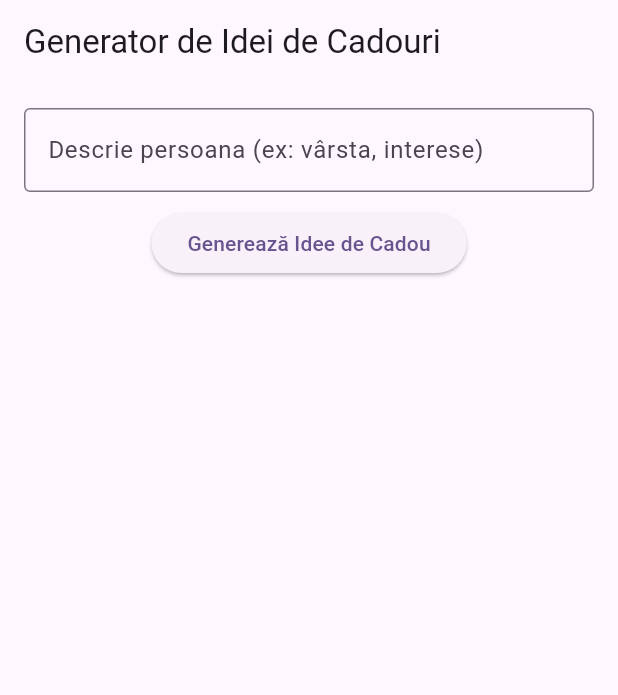
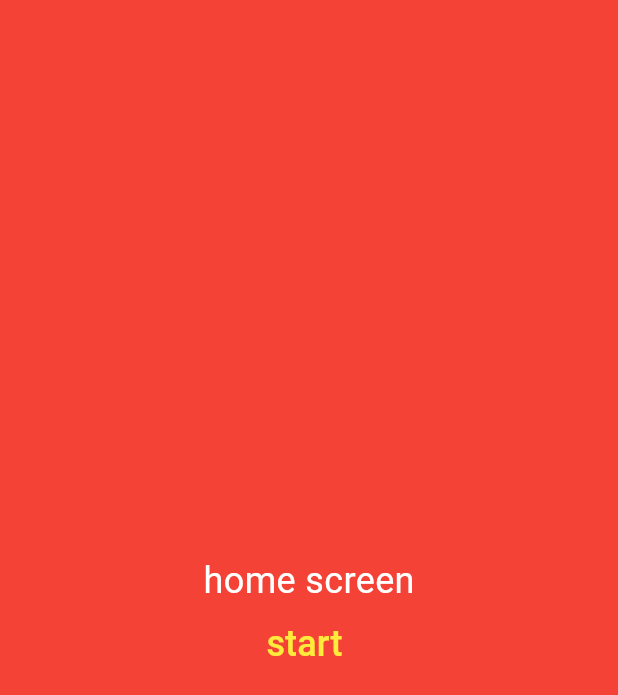
Before and after one commit to JPHP26/giftHunt-2.0, a Flutter app: the screen it shows after launch, on a phone screen of 412 x 824 dp. Shown: the top 695 px of the screen. Run offline on Flutter 3.47's test engine with Material 3 defaults, Android fonts, the light colour scheme and no system bars.

Commit message:
add basic app structure : splash screen, home screen, forms screen and gist ideas generator screen

```diff
--- /dev/null
+++ b/lib/home_screen.dart
@@ -0,0 +1,35 @@
+import 'package:flutter/material.dart';
+import 'package:gifthunterbetaversion/question_gender_screen.dart';
+
+class HomeScreen extends StatelessWidget {
+  const HomeScreen({super.key});
+
+  @override
+  Widget build(BuildContext context) {
+    return Scaffold(
+      body: Container(
+        color: Colors.red,
+        width: double.maxFinite,
+        height: MediaQuery.of(context).size.height,
+        child: Center(
+          child: Column(
+            mainAxisSize: MainAxisSize.min,
+            children: [
+              Text(
+                'home screen',
+                style: TextStyle(color: Colors.white, fontSize: 24),
+              ),
+              TextButton(
+                  onPressed: () {
+                    Navigator.of(context).pushReplacement(
+                      MaterialPageRoute(builder: (context) => const QuestionGenderScreen()),
+                    );
+                  },
+                  child: Text('start ', style: TextStyle(color: Colors.yellow, fontSize: 24)))
+            ],
+          ),
+        ),
+      ),
+    );
+  }
+}
--- a/lib/main.dart
+++ b/lib/main.dart
@@ -1,10 +1,5 @@
-import 'dart:convert';
-
 import 'package:flutter/material.dart';
-import 'package:http/http.dart' as http;
-
-const apiKey =
-    'sk-HVj6xFo1ClU5YkySCsM9nrspVN1LnIDJeLgtn_vXSVT3BlbkFJHJ8bkpxPxh-c4l0DJ5WdWrmI4fJfvrYucoQ3p9TJgA';
+import 'package:gifthunterbetaversion/splash_screen.dart';
 
 void main() {
   runApp(const MyApp());
@@ -21,115 +16,7 @@
         colorScheme: ColorScheme.fromSeed(seedColor: Colors.deepPurple),
         useMaterial3: true,
       ),
-      home: GiftIdeaGenerator(),
+      home: SplashScreen(),
     );
   }
 }
-
-class GiftIdeaGenerator extends StatefulWidget {
-  @override
-  _GiftIdeaGeneratorState createState() => _GiftIdeaGeneratorState();
-}
-
-class _GiftIdeaGeneratorState extends State<GiftIdeaGenerator> {
-  final TextEditingController _controller = TextEditingController();
-  String _giftIdea = '';
-  bool _isLoading = false;
-
-  Future<void> generateGiftIdea(String prompt) async {
-    setState(() {
-      _isLoading = true;
-      _giftIdea = '';
-    });
-
-    final url = Uri.parse('https://api.openai.com/v1/chat/completions');
-
-    final headers = {
-      'Content-Type': 'application/json',
-      'Authorization': 'Bearer $apiKey',
-    };
-
-    final body = jsonEncode({
-      "model": "gpt-3.5-turbo", // Poți folosi "gpt-3.5-turbo" dacă nu ai acces la GPT-4
-      "messages": [
-        {"role": "system", "content": "Ești un asistent care generează idei creative de cadouri."},
-        {"role": "user", "content": prompt},
-      ],
-      "max_tokens": 150,
-      "n": 1,
-      "stop": null,
-      "temperature": 0.7,
-    });
-
-    try {
-      final response = await http.post(url, headers: headers, body: body);
-
-      if (response.statusCode == 200) {
-        final data = jsonDecode(response.body);
-        final message = data['choices'][0]['message']['content'].trim();
-        setState(() {
-          _giftIdea = message;
-        });
-      } else {
-        setState(() {
-          _giftIdea = 'Eroare: ${response.statusCode} - ${response.body}';
-        });
-      }
-    } catch (e) {
-      setState(() {
-        _giftIdea = 'Eroare de rețea: $e';
-      });
-    } finally {
-      setState(() {
-        _isLoading = false;
-      });
-    }
-  }
-
-  @override
-  Widget build(BuildContext context) {
-    return Scaffold(
-        appBar: AppBar(
-          title: Text('Generator de Idei de Cadouri'),
-        ),
-        body: Padding(
-          padding: const EdgeInsets.all(16.0),
-          child: Column(
-            children: [
-              TextField(
-                controller: _controller,
-                decoration: InputDecoration(
-                  labelText: 'Descrie persoana (ex: vârsta, interese)',
-                  border: OutlineInputBorder(),
-                ),
-              ),
-              SizedBox(height: 10),
-              ElevatedButton(
-                onPressed: _isLoading
-                    ? null
-                    : () {
-                        final prompt = _controller.text.trim();
-                        if (prompt.isNotEmpty) {
-                          generateGiftIdea(prompt);
-                        }
-                      },
-                child: _isLoading
-                    ? CircularProgressIndicator(
-                        color: Colors.white,
-                      )
-                    : Text('Generează Idee de Cadou'),
-              ),
-              SizedBox(height: 20),
-              Expanded(
-                child: SingleChildScrollView(
-                  child: Text(
-                    _giftIdea,
-                    style: TextStyle(fontSize: 16),
-                  ),
-                ),
-              ),
-            ],
-          ),
-        ));
-  }
-}
```
Also changed, not shown: lib/choose_career_screen.dart (added, +36 -0 lines), lib/generator_gift_idea_screen.dart (added, +115 -0 lines), lib/mark_hobbies_screen.dart (added, +36 -0 lines), lib/question_age_screen.dart (added, +35 -0 lines), lib/question_gender_screen.dart (added, +36 -0 lines), lib/splash_screen.dart (added, +32 -0 lines).
